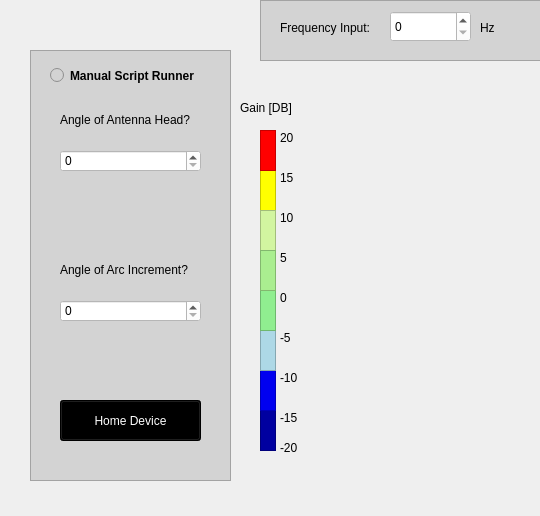
Old version of the form softwareDesktopGUI/AntennaAnalyzer/AntennaAnalyze.ui in the repository hamzashahid711/AntennaRadiationPatterns; both pictures show x 0 to 540 and y 0 to 516 of the 1235 by 600 pixel window.
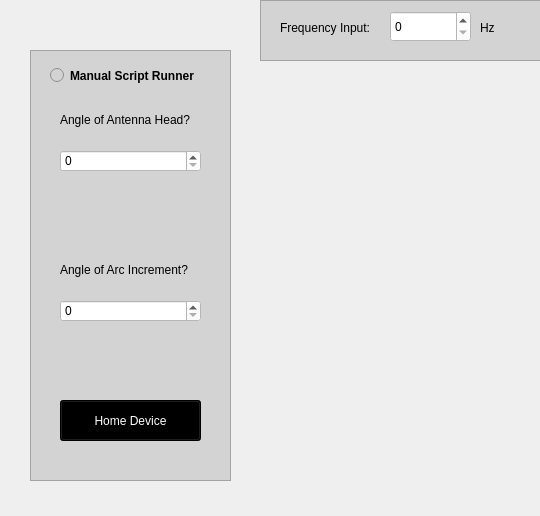
New version of the form.

Diff of the .ui file:
```diff
--- a/softwareDesktopGUI/AntennaAnalyzer/AntennaAnalyze.ui
+++ b/softwareDesktopGUI/AntennaAnalyzer/AntennaAnalyze.ui
@@ -405,290 +405,6 @@
     </property>
    </widget>
   </widget>
-  <widget class="QFrame" name="darkBlue">
-   <property name="geometry">
-    <rect>
-     <x>260</x>
-     <y>410</y>
-     <width>16</width>
-     <height>41</height>
-    </rect>
-   </property>
-   <property name="styleSheet">
-    <string notr="true">background-color:rgb(0,0,160)</string>
-   </property>
-   <property name="frameShape">
-    <enum>QFrame::StyledPanel</enum>
-   </property>
-   <property name="frameShadow">
-    <enum>QFrame::Raised</enum>
-   </property>
-  </widget>
-  <widget class="QFrame" name="darkLightBlue">
-   <property name="geometry">
-    <rect>
-     <x>260</x>
-     <y>370</y>
-     <width>16</width>
-     <height>41</height>
-    </rect>
-   </property>
-   <property name="styleSheet">
-    <string notr="true">background-color:rgb(0,0,240)</string>
-   </property>
-   <property name="frameShape">
-    <enum>QFrame::StyledPanel</enum>
-   </property>
-   <property name="frameShadow">
-    <enum>QFrame::Raised</enum>
-   </property>
-  </widget>
-  <widget class="QFrame" name="yellow">
-   <property name="geometry">
-    <rect>
-     <x>260</x>
-     <y>170</y>
-     <width>16</width>
-     <height>41</height>
-    </rect>
-   </property>
-   <property name="styleSheet">
-    <string notr="true">background-color:rgb(255,255,0)</string>
-   </property>
-   <property name="frameShape">
-    <enum>QFrame::StyledPanel</enum>
-   </property>
-   <property name="frameShadow">
-    <enum>QFrame::Raised</enum>
-   </property>
-  </widget>
-  <widget class="QFrame" name="lightGreen">
-   <property name="geometry">
-    <rect>
-     <x>260</x>
-     <y>210</y>
-     <width>16</width>
-     <height>41</height>
-    </rect>
-   </property>
-   <property name="styleSheet">
-    <string notr="true">background-color:rgb(210,245,160)</string>
-   </property>
-   <property name="frameShape">
-    <enum>QFrame::StyledPanel</enum>
-   </property>
-   <property name="frameShadow">
-    <enum>QFrame::Raised</enum>
-   </property>
-  </widget>
-  <widget class="QFrame" name="lighBlue">
-   <property name="geometry">
-    <rect>
-     <x>260</x>
-     <y>330</y>
-     <width>16</width>
-     <height>41</height>
-    </rect>
-   </property>
-   <property name="styleSheet">
-    <string notr="true">background-color:rgb(173,216,230)
-
-</string>
-   </property>
-   <property name="frameShape">
-    <enum>QFrame::StyledPanel</enum>
-   </property>
-   <property name="frameShadow">
-    <enum>QFrame::Raised</enum>
-   </property>
-  </widget>
-  <widget class="QFrame" name="darkGreen">
-   <property name="geometry">
-    <rect>
-     <x>260</x>
-     <y>290</y>
-     <width>16</width>
-     <height>41</height>
-    </rect>
-   </property>
-   <property name="styleSheet">
-    <string notr="true">background-color:rgb(144,238,144)</string>
-   </property>
-   <property name="frameShape">
-    <enum>QFrame::StyledPanel</enum>
-   </property>
-   <property name="frameShadow">
-    <enum>QFrame::Raised</enum>
-   </property>
-  </widget>
-  <widget class="QFrame" name="darkLightGreen">
-   <property name="geometry">
-    <rect>
-     <x>260</x>
-     <y>250</y>
-     <width>16</width>
-     <height>41</height>
-    </rect>
-   </property>
-   <property name="styleSheet">
-    <string notr="true">background-color:rgb(170,238,144)</string>
-   </property>
-   <property name="frameShape">
-    <enum>QFrame::StyledPanel</enum>
-   </property>
-   <property name="frameShadow">
-    <enum>QFrame::Raised</enum>
-   </property>
-  </widget>
-  <widget class="QFrame" name="red">
-   <property name="geometry">
-    <rect>
-     <x>260</x>
-     <y>130</y>
-     <width>16</width>
-     <height>41</height>
-    </rect>
-   </property>
-   <property name="styleSheet">
-    <string notr="true">background-color:rgb(255, 0, 0)</string>
-   </property>
-   <property name="frameShape">
-    <enum>QFrame::StyledPanel</enum>
-   </property>
-   <property name="frameShadow">
-    <enum>QFrame::Raised</enum>
-   </property>
-  </widget>
-  <widget class="QLabel" name="gainLabel">
-   <property name="geometry">
-    <rect>
-     <x>240</x>
-     <y>100</y>
-     <width>81</width>
-     <height>16</height>
-    </rect>
-   </property>
-   <property name="text">
-    <string>Gain [DB]</string>
-   </property>
-  </widget>
-  <widget class="QLabel" name="energyLevel1">
-   <property name="geometry">
-    <rect>
-     <x>280</x>
-     <y>440</y>
-     <width>81</width>
-     <height>16</height>
-    </rect>
-   </property>
-   <property name="text">
-    <string>-20</string>
-   </property>
-  </widget>
-  <widget class="QLabel" name="energyLevel2">
-   <property name="geometry">
-    <rect>
-     <x>280</x>
-     <y>410</y>
-     <width>81</width>
-     <height>16</height>
-    </rect>
-   </property>
-   <property name="text">
-    <string>-15</string>
-   </property>
-  </widget>
-  <widget class="QLabel" name="energyLevel3">
-   <property name="geometry">
-    <rect>
-     <x>280</x>
-     <y>370</y>
-     <width>81</width>
-     <height>16</height>
-    </rect>
-   </property>
-   <property name="text">
-    <string>-10</string>
-   </property>
-  </widget>
-  <widget class="QLabel" name="energyLevel4">
-   <property name="geometry">
-    <rect>
-     <x>280</x>
-     <y>330</y>
-     <width>81</width>
-     <height>16</height>
-    </rect>
-   </property>
-   <property name="text">
-    <string>-5</string>
-   </property>
-  </widget>
-  <widget class="QLabel" name="energyLevel5">
-   <property name="geometry">
-    <rect>
-     <x>280</x>
-     <y>290</y>
-     <width>81</width>
-     <height>16</height>
-    </rect>
-   </property>
-   <property name="text">
-    <string>0</string>
-   </property>
-  </widget>
-  <widget class="QLabel" name="energyLevel6">
-   <property name="geometry">
-    <rect>
-     <x>280</x>
-     <y>250</y>
-     <width>81</width>
-     <height>16</height>
-    </rect>
-   </property>
-   <property name="text">
-    <string>5</string>
-   </property>
-  </widget>
-  <widget class="QLabel" name="energyLevel7">
-   <property name="geometry">
-    <rect>
-     <x>280</x>
-     <y>210</y>
-     <width>81</width>
-     <height>16</height>
-    </rect>
-   </property>
-   <property name="text">
-    <string>10</string>
-   </property>
-  </widget>
-  <widget class="QLabel" name="energyLevel8">
-   <property name="geometry">
-    <rect>
-     <x>280</x>
-     <y>170</y>
-     <width>81</width>
-     <height>16</height>
-    </rect>
-   </property>
-   <property name="text">
-    <string>15</string>
-   </property>
-  </widget>
-  <widget class="QLabel" name="energyLevel9">
-   <property name="geometry">
-    <rect>
-     <x>280</x>
-     <y>130</y>
-     <width>81</width>
-     <height>16</height>
-    </rect>
-   </property>
-   <property name="text">
-    <string>20</string>
-   </property>
-  </widget>
   <widget class="QLabel" name="imagePlot">
    <property name="geometry">
     <rect>
```
